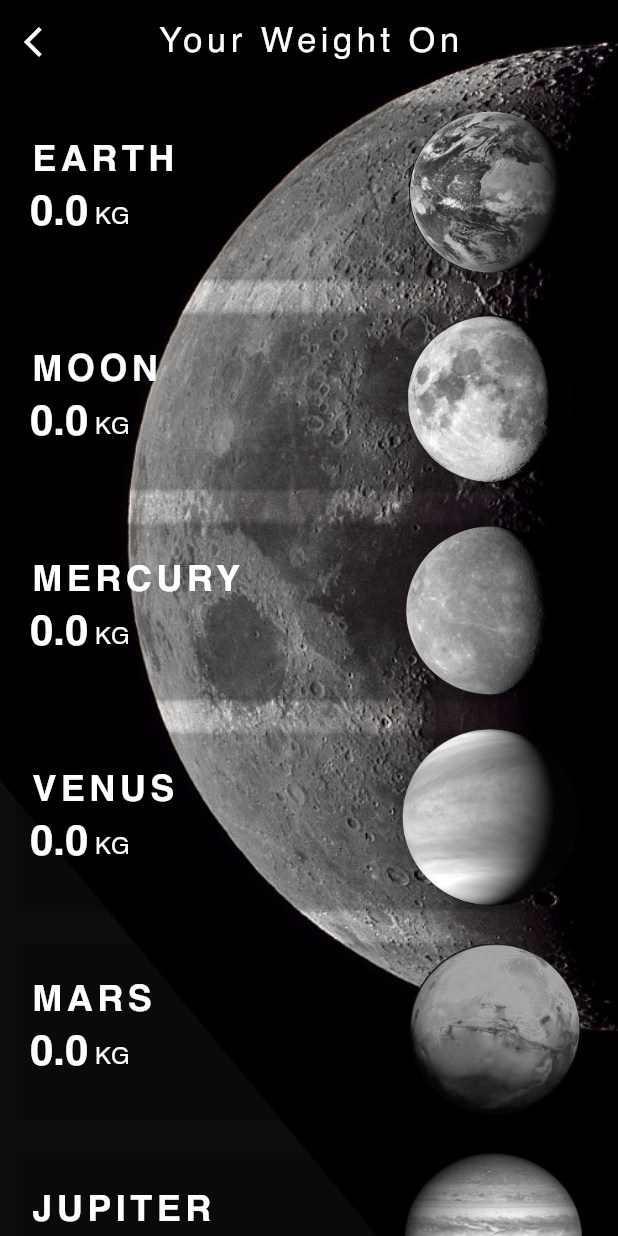
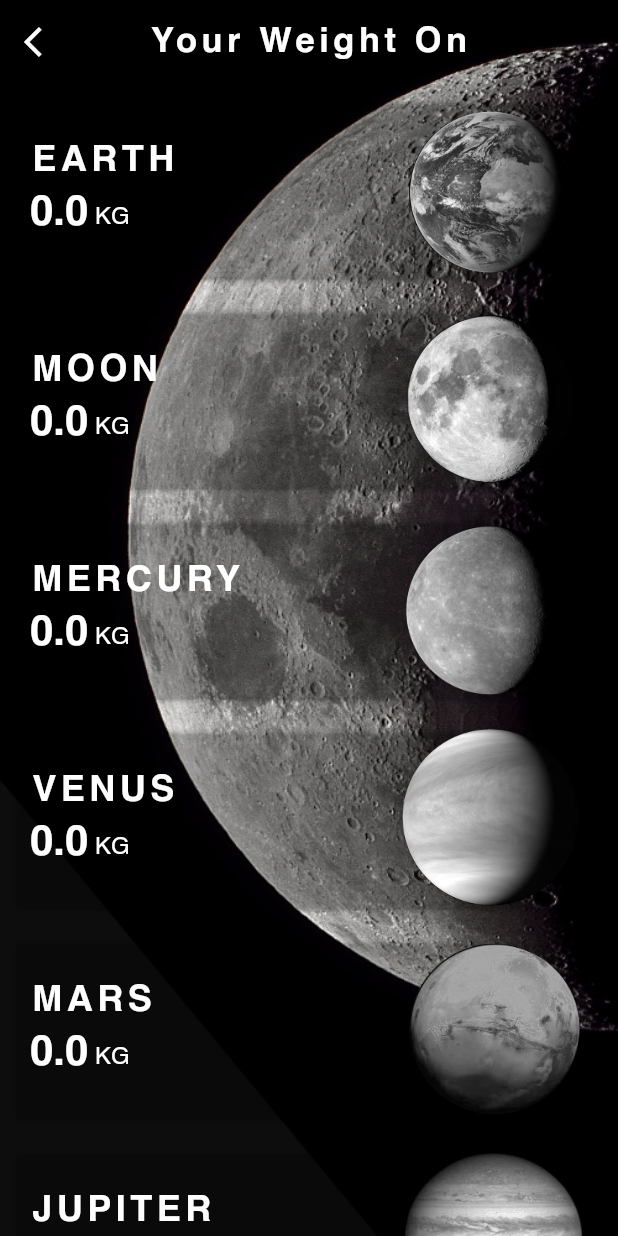
Before and after one commit to ahmed-hady-dev/in_space, a Flutter app: the HomeView screen opened by its route, on a phone screen of 412 x 824 dp. Run offline on Flutter 3.47's test engine with Material 2 defaults, Android fonts, the phone set to English and light mode, and no system bars; our stand-ins replace flare_flutter; missing offline and left inert: animated_splash.

Commit message:
project finished

```diff
--- a/lib/main.dart
+++ b/lib/main.dart
@@ -34,7 +34,7 @@ class MyApp extends StatelessWidget {
       navigatorKey: NamedNavigatorImpl.navigatorState,
       home: AnimatedSplash(
         imagePath: 'assets/images/launch_image.png',
-        duration: 2000,
+        duration: 1000,
         type: AnimatedSplashType.StaticDuration,
         home: InputView(),
       ),
--- a/lib/views/components/back_icon_button.dart
+++ b/lib/views/components/back_icon_button.dart
@@ -8,7 +8,10 @@ class BackIconButton extends StatelessWidget {
   @override
   Widget build(BuildContext context) {
     return IconButton(
-      icon: Icon(Icons.arrow_back_ios),
+      icon: Icon(
+        Icons.arrow_back_ios,
+        color: Colors.white,
+      ),
       onPressed: () {
         Navigator.pop(context);
       },
--- a/lib/views/home_view/home_view.dart
+++ b/lib/views/home_view/home_view.dart
@@ -1,6 +1,7 @@
 import 'package:flutter/material.dart';
 
 import '../components/back_icon_button.dart';
+
 import '../input_view/background.dart';
 import 'planet_listview.dart';
 
@@ -22,6 +23,7 @@ class HomeView extends StatelessWidget {
                 style: TextStyle(
                   fontSize: 23.0,
                   letterSpacing: 3.0,
+                  fontWeight: FontWeight.bold,
                 ),
               ),
               centerTitle: true,
@@ -32,6 +34,18 @@ class HomeView extends StatelessWidget {
             body: ListView(
               children: [
                 PlanetListView(),
+                Padding(
+                  padding: const EdgeInsets.all(8.0),
+                  child: Text(
+                    'Devoloped by Ahmed Abd ElHady',
+                    textAlign: TextAlign.center,
+                    style: TextStyle(
+                        color: Colors.white,
+                        fontSize: 16,
+                        fontWeight: FontWeight.bold,
+                        letterSpacing: 1),
+                  ),
+                ),
               ],
             ),
           ),
--- a/lib/views/home_view/planet_listview.dart
+++ b/lib/views/home_view/planet_listview.dart
@@ -3,6 +3,7 @@ import 'package:provider/provider.dart';
 
 import '../../controllers/input_data_controller.dart';
 import '../../models/planet_model.dart';
+import '../details_view/details_view.dart';
 
 class PlanetListView extends StatelessWidget {
   const PlanetListView({
@@ -18,7 +19,17 @@ class PlanetListView extends StatelessWidget {
       physics: ScrollPhysics(),
       itemCount: planetList.length,
       itemBuilder: (context, index) {
-        return Container(
+        return InkWell(
+          onTap: () {
+            Navigator.push(
+                context,
+                MaterialPageRoute(
+                  builder: (context) => DetailsView(
+                    planetIndex: index,
+                  ),
+                ));
+          },
+          child: Container(
             width: MediaQuery.of(context).size.width,
             height: 140,
             child: Card(
@@ -86,6 +97,7 @@ class PlanetListView extends StatelessWidget {
                 ],
               ),
             ),
+          ),
         );
       },
     );
--- a/lib/views/input_view/input_view.dart
+++ b/lib/views/input_view/input_view.dart
@@ -38,7 +38,7 @@ class InputView extends StatelessWidget {
                       ),
                       SizedBox(height: height * 0.02),
                       InputTextField(),
-                      SizedBox(height: height * 0.05),
+                      SizedBox(height: height * 0.02),
                       StartButton(),
                     ],
                   ),
--- a/pubspec.yaml
+++ b/pubspec.yaml
@@ -27,6 +27,7 @@ dependencies:
   cupertino_icons: ^1.0.2
   flare_flutter: ^3.0.0
   provider: ^5.0.0
+  url_launcher: ^6.0.3
 
 dev_dependencies:
   flutter_test:
```
Also changed, not shown: lib/views/components/animated_appbar.dart (added, +79 -0 lines), lib/views/details_view/details_view.dart (+65 -1 lines), pubspec.lock. Lines whose indentation alone changed are shown as unchanged.
